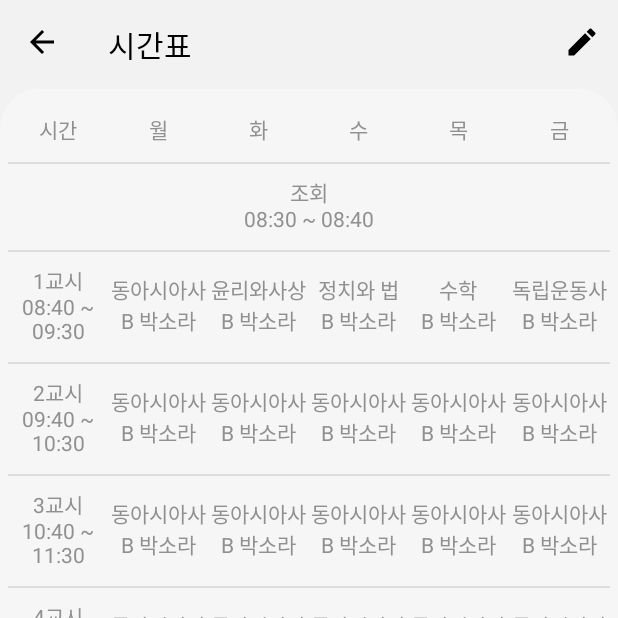
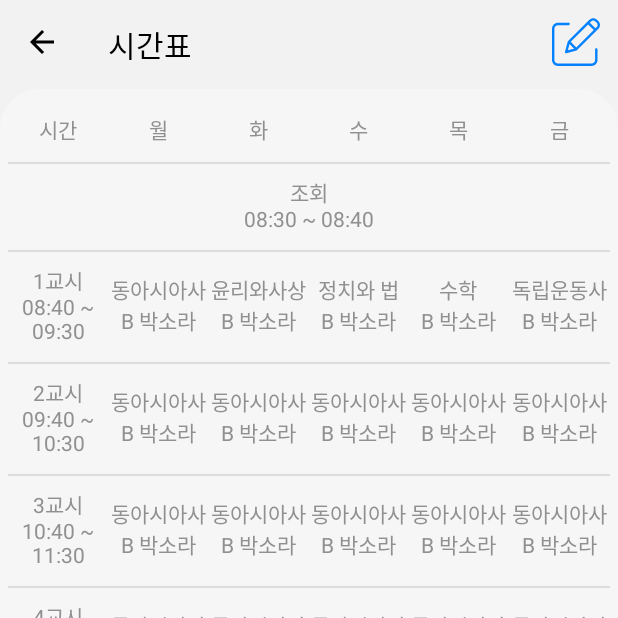
Before and after one commit to KimWash/SJHS_Notifier, an Android app: the timeTableActivity screen opened directly, with no data from a screen before it, on a phone screen of 412 x 824 dp, the top half of it. Run offline under Robolectric (Android 15) with nearby library versions, the phone set to English and light mode, and no system bars; libraries missing offline, so code that uses them is left out: kr.go.neis.

Commit message:
Revert "레이아웃 리포맷 및 시간표 편집 아이콘 변경"
This reverts commit 8268b1877dc1a9095154c836df0286cef636a1d1.

```diff
--- a/app/src/main/res/drawable/ic_edit.xml
+++ b/app/src/main/res/drawable/ic_edit.xml
@@ -1,9 +1,5 @@
-<vector xmlns:android="http://schemas.android.com/apk/res/android"
-    android:width="24dp"
-    android:height="24dp"
-    android:viewportWidth="24.0"
-    android:viewportHeight="24.0">
-    <path
-        android:fillColor="?actionMenuTextColor"
-        android:pathData="M3,17.25V21h3.75L17.81,9.94l-3.75,-3.75L3,17.25zM20.71,7.04c0.39,-0.39 0.39,-1.02 0,-1.41l-2.34,-2.34c-0.39,-0.39 -1.02,-0.39 -1.41,0l-1.83,1.83 3.75,3.75 1.83,-1.83z" />
+<vector android:height="128dp" android:viewportHeight="401"
+    android:viewportWidth="401.5229" android:width="128dp" xmlns:android="http://schemas.android.com/apk/res/android">
+    <path android:fillColor="?attr/selectedColor" android:pathData="m370.59,251.973c-5.523,0 -10,4.477 -10,10v88.789c-0.02,16.563 -13.438,29.984 -30,30h-280.59c-16.563,-0.016 -29.98,-13.438 -30,-30v-260.59c0.02,-16.559 13.438,-29.98 30,-30h88.789c5.523,0 10,-4.477 10,-10 0,-5.52 -4.477,-10 -10,-10h-88.789c-27.602,0.031 -49.969,22.398 -50,50v260.594c0.031,27.602 22.398,49.969 50,50h280.59c27.602,-0.031 49.969,-22.398 50,-50v-88.793c0,-5.523 -4.477,-10 -10,-10zM370.59,251.973"/>
+    <path android:fillColor="?attr/selectedColor" android:pathData="m376.629,14.441c-17.574,-17.574 -46.066,-17.574 -63.641,0l-178.406,178.406c-1.223,1.223 -2.105,2.738 -2.566,4.402l-23.461,84.699c-0.965,3.473 0.016,7.191 2.563,9.742 2.551,2.547 6.27,3.527 9.742,2.566l84.699,-23.465c1.664,-0.461 3.18,-1.344 4.402,-2.566l178.402,-178.41c17.547,-17.586 17.547,-46.055 0,-63.641zM156.371,199.348 L302.383,53.332 349.473,100.422 203.457,246.438zM146.965,218.223 L184.586,255.848 132.547,270.266zM374.223,75.676 L363.617,86.281 316.523,39.188 327.133,28.582c9.762,-9.762 25.59,-9.762 35.352,0l11.738,11.734c9.746,9.773 9.746,25.59 0,35.359zM374.223,75.676"/>
 </vector>
--- a/app/src/main/res/layout/activity_intro.xml
+++ b/app/src/main/res/layout/activity_intro.xml
@@ -1,9 +1,10 @@
 <?xml version="1.0" encoding="utf-8"?>
 <LinearLayout xmlns:android="http://schemas.android.com/apk/res/android"
     xmlns:app="http://schemas.android.com/apk/res-auto"
+    android:orientation="vertical"
     android:layout_width="match_parent"
     android:layout_height="match_parent"
-    android:orientation="vertical">
+>
 
     <ImageView
         android:id="@+id/imageView"
--- a/app/src/main/res/layout/activity_timetable.xml
+++ b/app/src/main/res/layout/activity_timetable.xml
@@ -1,9 +1,9 @@
 <?xml version="1.0" encoding="utf-8"?>
 <LinearLayout xmlns:android="http://schemas.android.com/apk/res/android"
     xmlns:app="http://schemas.android.com/apk/res-auto"
+    android:orientation="vertical"
     android:layout_width="match_parent"
-    android:layout_height="match_parent"
-    android:orientation="vertical">
+    android:layout_height="match_parent">
 
     <androidx.appcompat.widget.Toolbar
         android:id="@+id/toolbar"
@@ -12,14 +12,14 @@
         android:layout_weight="0.1"
         android:background="@android:color/transparent"
         android:foregroundGravity="center_vertical"
-        android:theme="@style/ToolbarTheme" />
+        android:theme="@style/ToolbarTheme"
+        />
 
     <ScrollView
         android:id="@+id/scrollview"
         android:layout_width="match_parent"
         android:layout_height="match_parent"
         android:layout_weight="5">
-
         <LinearLayout
             android:id="@+id/linearLayout2"
             android:layout_width="match_parent"
@@ -33,7 +33,8 @@
             <TableLayout
                 android:layout_width="match_parent"
                 android:layout_height="match_parent"
-                android:theme="@style/timeTable">
+                android:theme="@style/timeTable"
+                >
 
                 <TableRow
                     android:layout_width="match_parent"
@@ -43,45 +44,45 @@
                         android:layout_width="0px"
                         android:layout_height="wrap_content"
                         android:layout_weight="0.25"
+                        app:autoSizeTextType="uniform"
                         android:text="시간"
-                        app:autoSizeTextType="uniform"
 
                         />
-
                     <TextView
                         android:layout_width="0px"
                         android:layout_height="wrap_content"
                         android:layout_weight="0.25"
+                        app:autoSizeTextType="uniform"
                         android:text="월"
-                        app:autoSizeTextType="uniform" />
-
+                        />
                     <TextView
                         android:layout_width="0px"
                         android:layout_height="wrap_content"
                         android:layout_weight="0.25"
+                        app:autoSizeTextType="uniform"
                         android:text="화"
-                        app:autoSizeTextType="uniform" />
-
+                        />
                     <TextView
                         android:layout_width="0px"
                         android:layout_height="wrap_content"
                         android:layout_weight="0.25"
+                        app:autoSizeTextType="uniform"
                         android:text="수"
-                        app:autoSizeTextType="uniform" />
-
+                        />
                     <TextView
                         android:layout_width="0px"
                         android:layout_height="wrap_content"
                         android:layout_weight="0.25"
+                        app:autoSizeTextType="uniform"
                         android:text="목"
-                        app:autoSizeTextType="uniform" />
-
+                        />
                     <TextView
                         android:layout_width="0px"
                         android:layout_height="wrap_content"
                         android:layout_weight="0.25"
+                        app:autoSizeTextType="uniform"
                         android:text="금"
-                        app:autoSizeTextType="uniform" />
+                        />
 
                 </TableRow>
 
@@ -90,61 +91,64 @@
                     android:layout_width="match_parent"
                     android:layout_height="match_parent"
                     android:background="@drawable/boarder_up">
-
                     <TextView
                         android:layout_width="0px"
                         android:layout_height="wrap_content"
                         android:layout_weight="0.25"
-                        android:text="@string/hi" />
+                        android:text="@string/hi"
+                        />
                 </TableRow>
 
                 <TableRow
                     android:layout_width="match_parent"
                     android:layout_height="match_parent"
                     android:background="@drawable/boarder_up">
+                    <TextView
+                        android:layout_width="0px"
+                        android:layout_height="wrap_content"
+                        android:layout_weight="0.25"
+                        android:text="@string/first"
+                        app:autoSizeTextType="uniform"/>
+                    <TextView
+                        android:layout_width="0px"
+                        android:layout_height="wrap_content"
+                        android:layout_weight="0.25"
+                        android:text="동아시아사\nB 박소라"
+                        app:autoSizeTextType="uniform"
+                        />
 
                     <TextView
                         android:layout_width="0px"
                         android:layout_height="wrap_content"
                         android:layout_weight="0.25"
-                        android:text="@string/first"
-                        app:autoSizeTextType="uniform" />
-
-                    <TextView
-                        android:layout_width="0px"
-                        android:layout_height="wrap_content"
-                        android:layout_weight="0.25"
-                        android:text="동아시아사\nB 박소라"
-                        app:autoSizeTextType="uniform" />
-
-                    <TextView
-                        android:layout_width="0px"
-                        android:layout_height="wrap_content"
-                        android:layout_weight="0.25"
+                        android:text="윤리와사상\nB 박소라"
                         android:autoSizeStepGranularity="500px"
-                        android:text="윤리와사상\nB 박소라"
-                        app:autoSizeTextType="uniform" />
+                        app:autoSizeTextType="uniform"
+                        />
 
                     <TextView
                         android:layout_width="0px"
                         android:layout_height="wrap_content"
                         android:layout_weight="0.25"
                         android:text="정치와 법\nB 박소라"
-                        app:autoSizeTextType="uniform" />
+                        app:autoSizeTextType="uniform"
+                        />
 
                     <TextView
                         android:layout_width="0px"
                         android:layout_height="wrap_content"
                         android:layout_weight="0.25"
                         android:text="수학\nB 박소라"
-                        app:autoSizeTextType="uniform" />
+                        app:autoSizeTextType="uniform"
+                        />
 
                     <TextView
                         android:layout_width="0px"
                         android:layout_height="wrap_content"
                         android:layout_weight="0.25"
                         android:text="독립운동사\nB 박소라"
-                        app:autoSizeTextType="uniform" />
+                        app:autoSizeTextType="uniform"
+                        />
 
                 </TableRow>
 
@@ -152,14 +156,12 @@
                     android:layout_width="match_parent"
                     android:layout_height="match_parent"
                     android:background="@drawable/boarder_up">
-
                     <TextView
                         android:layout_width="0px"
                         android:layout_height="wrap_content"
                         android:layout_weight="0.25"
                         android:text="@string/second"
-                        app:autoSizeTextType="uniform" />
-
+                        app:autoSizeTextType="uniform"/>
                     <TextView
                         android:layout_width="0px"
                         android:layout_height="wrap_content"
@@ -168,34 +170,34 @@
                         app:autoSizeTextType="uniform"
 
                         />
-
                     <TextView
                         android:layout_width="0px"
                         android:layout_height="wrap_content"
                         android:layout_weight="0.25"
                         android:text="동아시아사\nB 박소라"
-                        app:autoSizeTextType="uniform" />
-
+                        app:autoSizeTextType="uniform"
+                        />
                     <TextView
                         android:layout_width="0px"
                         android:layout_height="wrap_content"
                         android:layout_weight="0.25"
                         android:text="동아시아사\nB 박소라"
-                        app:autoSizeTextType="uniform" />
-
+                        app:autoSizeTextType="uniform"
+                        />
                     <TextView
                         android:layout_width="0px"
                         android:layout_height="wrap_content"
                         android:layout_weight="0.25"
                         android:text="동아시아사\nB 박소라"
-                        app:autoSizeTextType="uniform" />
-
+                        app:autoSizeTextType="uniform"
+                        />
                     <TextView
                         android:layout_width="0px"
                         android:layout_height="wrap_content"
                         android:layout_weight="0.25"
                         android:text="동아시아사\nB 박소라"
-                        app:autoSizeTextType="uniform" />
+                        app:autoSizeTextType="uniform"
+                        />
 
 
                 </TableRow>
@@ -204,14 +206,12 @@
                     android:layout_width="match_parent"
                     android:layout_height="match_parent"
                     android:background="@drawable/boarder_up">
-
                     <TextView
                         android:layout_width="0px"
                         android:layout_height="wrap_content"
                         android:layout_weight="0.25"
                         android:text="@string/thrd"
-                        app:autoSizeTextType="uniform" />
-
+                        app:autoSizeTextType="uniform"/>
                     <TextView
                         android:layout_width="0px"
                         android:layout_height="wrap_content"
@@ -220,49 +220,46 @@
                         app:autoSizeTextType="uniform"
 
                         />
-
                     <TextView
                         android:layout_width="0px"
                         android:layout_height="wrap_content"
                         android:layout_weight="0.25"
                         android:text="동아시아사\nB 박소라"
-                        app:autoSizeTextType="uniform" />
-
+                        app:autoSizeTextType="uniform"
+                        />
                     <TextView
                         android:layout_width="0px"
                         android:layout_height="wrap_content"
                         android:layout_weight="0.25"
                         android:text="동아시아사\nB 박소라"
-                        app:autoSizeTextType="uniform" />
-
+                        app:autoSizeTextType="uniform"
+                        />
                     <TextView
                         android:layout_width="0px"
                         android:layout_height="wrap_content"
                         android:layout_weight="0.25"
                         android:text="동아시아사\nB 박소라"
-                        app:autoSizeTextType="uniform" />
-
+                        app:autoSizeTextType="uniform"
+                        />
                     <TextView
                         android:layout_width="0px"
                         android:layout_height="wrap_content"
                         android:layout_weight="0.25"
                         android:text="동아시아사\nB 박소라"
-                        app:autoSizeTextType="uniform" />
+                        app:autoSizeTextType="uniform"
+                        />
 
                 </TableRow>
-
                 <TableRow
                     android:layout_width="match_parent"
                     android:layout_height="match_parent"
                     android:background="@drawable/boarder_up">
-
                     <TextView
                         android:layout_width="0px"
                         android:layout_height="wrap_content"
                         android:layout_weight="0.25"
                         android:text="@string/fourth"
-                        app:autoSizeTextType="uniform" />
-
+                        app:autoSizeTextType="uniform"/>
                     <TextView
                         android:layout_width="0px"
                         android:layout_height="wrap_content"
@@ -271,34 +268,34 @@
                         app:autoSizeTextType="uniform"
 
                         />
-
                     <TextView
                         android:layout_width="0px"
                         android:layout_height="wrap_content"
                         android:layout_weight="0.25"
                         android:text="동아시아사\nB 박소라"
-                        app:autoSizeTextType="uniform" />
-
+                        app:autoSizeTextType="uniform"
+                        />
                     <TextView
                         android:layout_width="0px"
                         android:layout_height="wrap_content"
                         android:layout_weight="0.25"
                         android:text="동아시아사\nB 박소라"
-                        app:autoSizeTextType="uniform" />
-
+                        app:autoSizeTextType="uniform"
+                        />
                     <TextView
                         android:layout_width="0px"
                         android:layout_height="wrap_content"
                         android:layout_weight="0.25"
                         android:text="동아시아사\nB 박소라"
-                        app:autoSizeTextType="uniform" />
-
+                        app:autoSizeTextType="uniform"
+                        />
                     <TextView
                         android:layout_width="0px"
                         android:layout_height="wrap_content"
                         android:layout_weight="0.25"
                         android:text="동아시아사\nB 박소라"
-                        app:autoSizeTextType="uniform" />
+                        app:autoSizeTextType="uniform"
+                        />
 
                 </TableRow>
 
@@ -306,26 +303,23 @@
                     android:layout_width="match_parent"
                     android:layout_height="match_parent"
                     android:background="@drawable/boarder_up">
-
                     <TextView
                         android:layout_width="match_parent"
                         android:layout_height="wrap_content"
-                        android:text="@string/lunch" />
+                        android:text="@string/lunch"
+                        />
 
                 </TableRow>
-
                 <TableRow
                     android:layout_width="match_parent"
                     android:layout_height="match_parent"
                     android:background="@drawable/boarder_up">
-
                     <TextView
                         android:layout_width="0px"
                         android:layout_height="wrap_content"
                         android:layout_weight="0.25"
                         android:text="@string/fiveth"
-                        app:autoSizeTextType="uniform" />
-
+                        app:autoSizeTextType="uniform"/>
                     <TextView
                         android:layout_width="0px"
                         android:layout_height="wrap_content"
@@ -334,49 +328,46 @@
                         app:autoSizeTextType="uniform"
 
                         />
-
                     <TextView
                         android:layout_width="0px"
                         android:layout_height="wrap_content"
                         android:layout_weight="0.25"
                         android:text="동아시아사\nB 박소라"
-                        app:autoSizeTextType="uniform" />
-
+                        app:autoSizeTextType="uniform"
+                        />
                     <TextView
                         android:layout_width="0px"
                         android:layout_height="wrap_content"
                         android:layout_weight="0.25"
                         android:text="동아시아사\nB 박소라"
-                        app:autoSizeTextType="uniform" />
-
+                        app:autoSizeTextType="uniform"
+                        />
                     <TextView
                         android:layout_width="0px"
                         android:layout_height="wrap_content"
                         android:layout_weight="0.25"
                         android:text="동아시아사\nB 박소라"
-                        app:autoSizeTextType="uniform" />
-
+                        app:autoSizeTextType="uniform"
+                        />
                     <TextView
                         android:layout_width="0px"
                         android:layout_height="wrap_content"
                         android:layout_weight="0.25"
                         android:text="동아시아사\nB 박소라"
-                        app:autoSizeTextType="uniform" />
+                        app:autoSizeTextType="uniform"
+                        />
 
                 </TableRow>
-
                 <TableRow
                     android:layout_width="match_parent"
                     android:layout_height="match_parent"
                     android:background="@drawable/boarder_up">
-
                     <TextView
                         android:layout_width="0px"
                         android:layout_height="wrap_content"
                         android:layout_weight="0.25"
                         android:text="@string/sixth"
-                        app:autoSizeTextType="uniform" />
-
+                        app:autoSizeTextType="uniform"/>
                     <TextView
                         android:layout_width="0px"
                         android:layout_height="wrap_content"
@@ -385,49 +376,46 @@
                         app:autoSizeTextType="uniform"
 
                         />
-
                     <TextView
                         android:layout_width="0px"
                         android:layout_height="wrap_content"
                         android:layout_weight="0.25"
                         android:text="동아시아사\nB 박소라"
-                        app:autoSizeTextType="uniform" />
-
+                        app:autoSizeTextType="uniform"
+                        />
                     <TextView
                         android:layout_width="0px"
                         android:layout_height="wrap_content"
                         android:layout_weight="0.25"
                         android:text="동아시아사\nB 박소라"
-                        app:autoSizeTextType="uniform" />
-
+                        app:autoSizeTextType="uniform"
+                        />
                     <TextView
                         android:layout_width="0px"
                         android:layout_height="wrap_content"
                         android:layout_weight="0.25"
                         android:text="동아시아사\nB 박소라"
-                        app:autoSizeTextType="uniform" />
-
+                        app:autoSizeTextType="uniform"
+                        />
                     <TextView
                         android:layout_width="0px"
                         android:layout_height="wrap_content"
                         android:layout_weight="0.25"
                         android:text="동아시아사\nB 박소라"
-                        app:autoSizeTextType="uniform" />
+                        app:autoSizeTextType="uniform"
+                        />
 
                 </TableRow>
-
                 <TableRow
                     android:layout_width="match_parent"
                     android:layout_height="match_parent"
                     android:background="@drawable/boarder_up">
-
                     <TextView
                         android:layout_width="0px"
                         android:layout_height="wrap_content"
                         android:layout_weight="0.25"
                         android:text="@string/seventh"
-                        app:autoSizeTextType="uniform" />
-
+                        app:autoSizeTextType="uniform"/>
                     <TextView
                         android:layout_width="0px"
                         android:layout_height="wrap_content"
@@ -436,34 +424,34 @@
                         app:autoSizeTextType="uniform"
 
                         />
-
                     <TextView
                         android:layout_width="0px"
                         android:layout_height="wrap_content"
                         android:layout_weight="0.25"
                         android:text="동아시아사\nB 박소라"
-                        app:autoSizeTextType="uniform" />
-
+                        app:autoSizeTextType="uniform"
+                        />
                     <TextView
                         android:layout_width="0px"
                         android:layout_height="wrap_content"
                         android:layout_weight="0.25"
                         android:text="동아시아사\nB 박소라"
-                        app:autoSizeTextType="uniform" />
-
+                        app:autoSizeTextType="uniform"
+                        />
                     <TextView
                         android:layout_width="0px"
                         android:layout_height="wrap_content"
                         android:layout_weight="0.25"
                         android:text="동아시아사\nB 박소라"
-                        app:autoSizeTextType="uniform" />
-
+                        app:autoSizeTextType="uniform"
+                        />
                     <TextView
                         android:layout_width="0px"
                         android:layout_height="wrap_content"
                         android:layout_weight="0.25"
                         android:text="동아시아사\nB 박소라"
-                        app:autoSizeTextType="uniform" />
+                        app:autoSizeTextType="uniform"
+                        />
 
 
                 </TableRow>
@@ -474,4 +462,6 @@
     </ScrollView>
 
 
+
+
 </LinearLayout>
--- a/app/src/main/res/menu/tabletoolbar.xml
+++ b/app/src/main/res/menu/tabletoolbar.xml
@@ -6,6 +6,7 @@
         android:id="@+id/edit_table"
         android:title="시간표 수정"
         android:icon="@drawable/ic_edit"
-        app:showAsAction="ifRoom" />
+        app:showAsAction="ifRoom"
+        />
 
 </menu>
--- a/app/src/main/res/values/styles.xml
+++ b/app/src/main/res/values/styles.xml
@@ -56,7 +56,6 @@
         <item name="android:textColor">?attr/textColor</item>
         <item name="android:textColorSecondary">?attr/textColor</item>
     </style>
-
     <style name="bNav" parent="Theme.AppCompat">
         <item name="android:fontFamily">@font/rbt_regular</item>
     </style>
```
Also changed, not shown: app/src/main/res/layout/activity_main.xml (+16 -17 lines), app/src/main/res/layout/activity_meal.xml (+7 -4 lines), app/src/main/res/layout/activity_setting.xml (+12 -10 lines), app/src/main/res/menu/menu.xml (+6 -6 lines), app/src/main/res/values/attrs.xml (+7 -7 lines).
